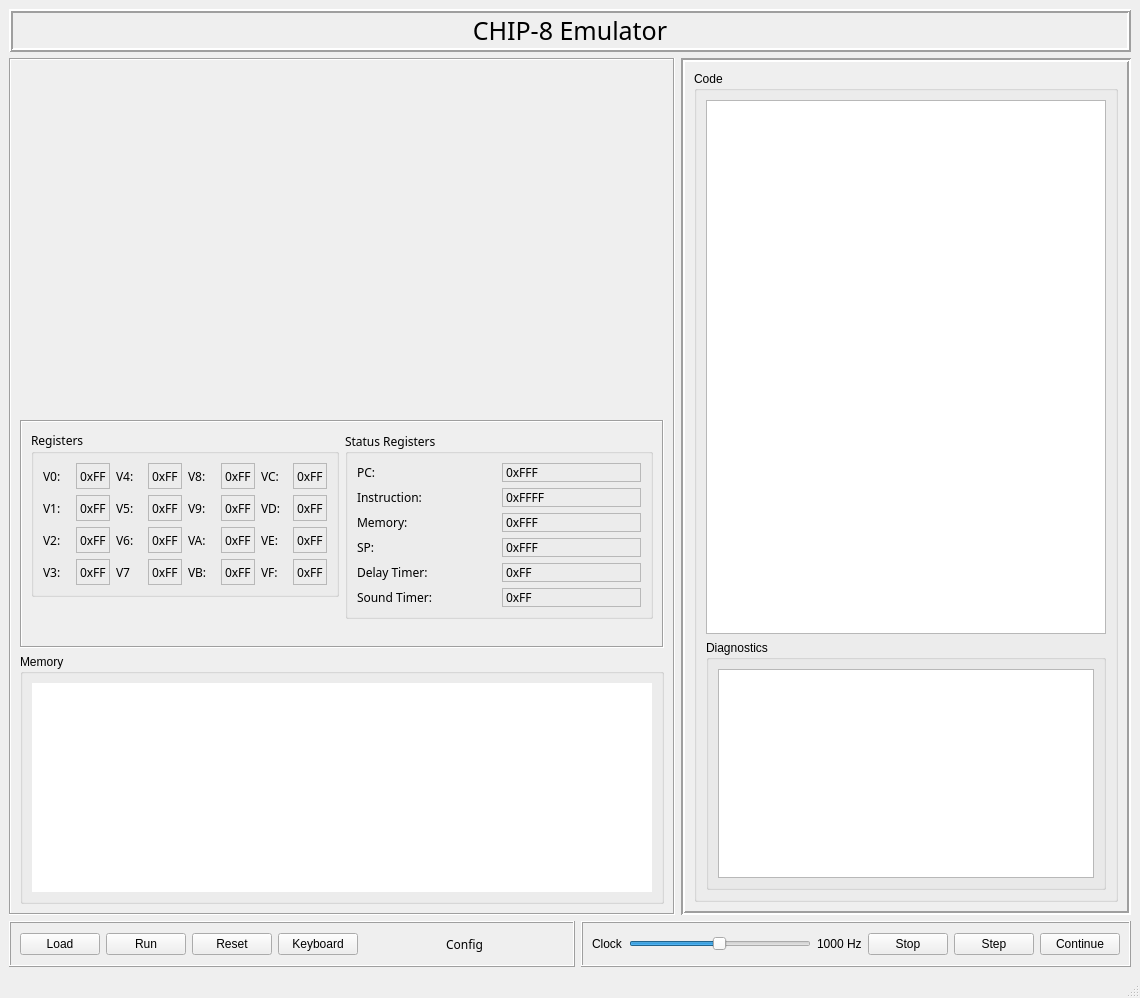
This is src/gui/ui/mainwindow.ui in 42wonko/chip8 as Qt 5 draws it before an edit. The edited form follows.
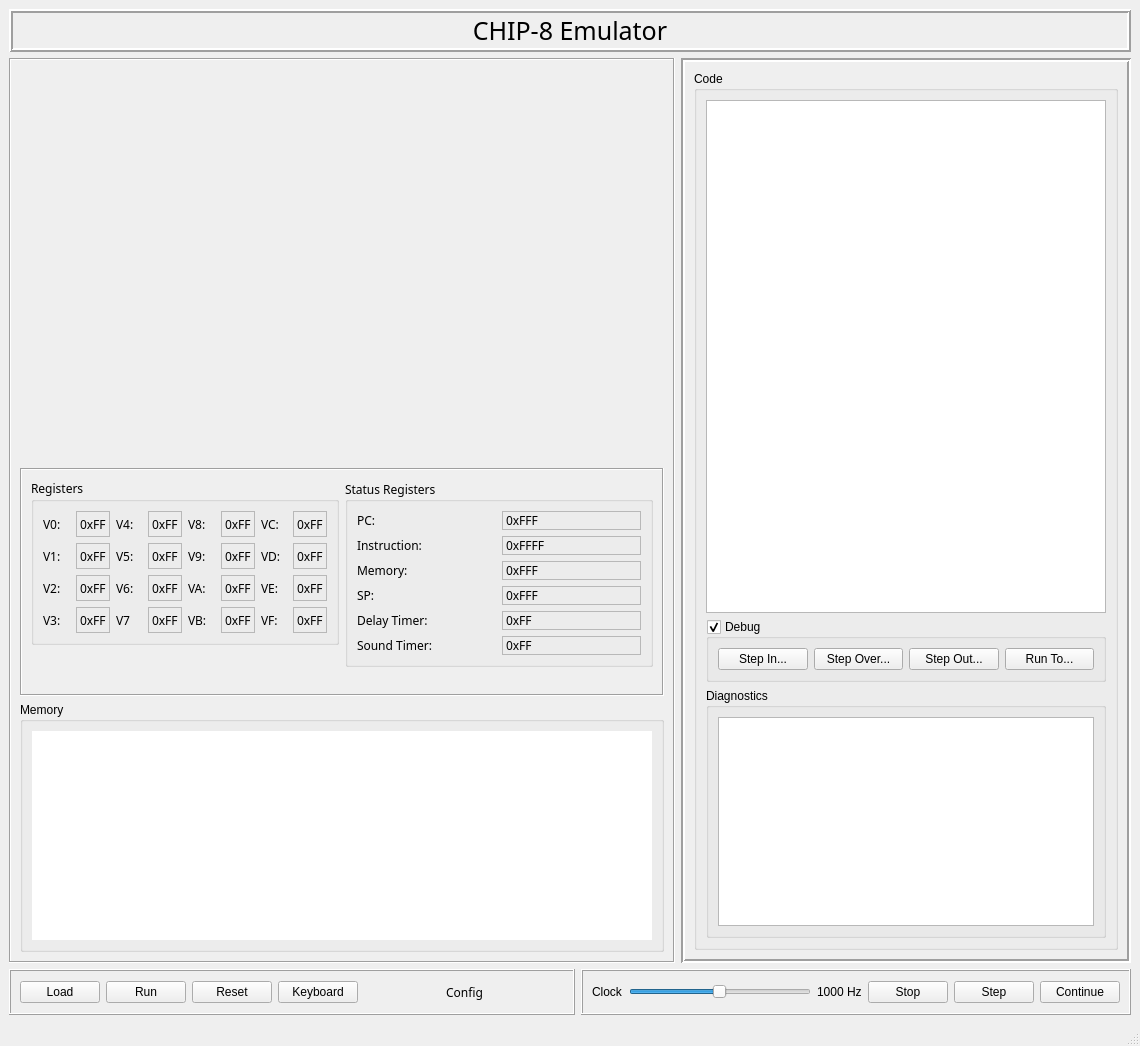
This is the edited form. Custom widgets are drawn as their Qt base class.

The edit to the form file:
```diff
--- a/src/gui/ui/mainwindow.ui
+++ b/src/gui/ui/mainwindow.ui
@@ -7,7 +7,7 @@
     <x>0</x>
     <y>0</y>
     <width>1140</width>
-    <height>998</height>
+    <height>1046</height>
    </rect>
   </property>
   <property name="windowTitle">
@@ -829,6 +829,46 @@
             <item>
              <widget class="QTableView" name="codeTableView"/>
             </item>
+            <item>
+             <widget class="QGroupBox" name="debuggerControlGroupBox">
+              <property name="title">
+               <string>Debug</string>
+              </property>
+              <property name="checkable">
+               <bool>true</bool>
+              </property>
+              <layout class="QHBoxLayout" name="horizontalLayout_25">
+               <item>
+                <widget class="QPushButton" name="dbgStepInPushButton">
+                 <property name="text">
+                  <string>Step In...</string>
+                 </property>
+                </widget>
+               </item>
+               <item>
+                <widget class="QPushButton" name="dbgStepOverPushButton">
+                 <property name="text">
+                  <string>Step Over...</string>
+                 </property>
+                </widget>
+               </item>
+               <item>
+                <widget class="QPushButton" name="dbgStepOutPushButton">
+                 <property name="text">
+                  <string>Step Out...</string>
+                 </property>
+                </widget>
+               </item>
+               <item>
+                <widget class="QPushButton" name="dbgRunToAddressPushButton">
+                 <property name="text">
+                  <string>Run To...</string>
+                 </property>
+                </widget>
+               </item>
+              </layout>
+             </widget>
+            </item>
             <item>
              <widget class="QGroupBox" name="groupBox_3">
               <property name="sizePolicy">
```
